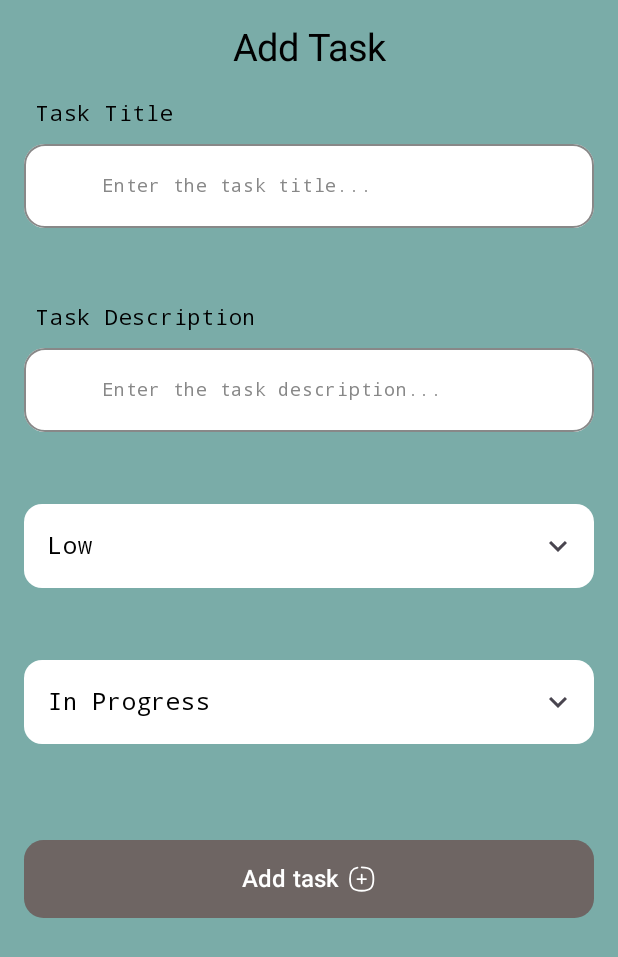
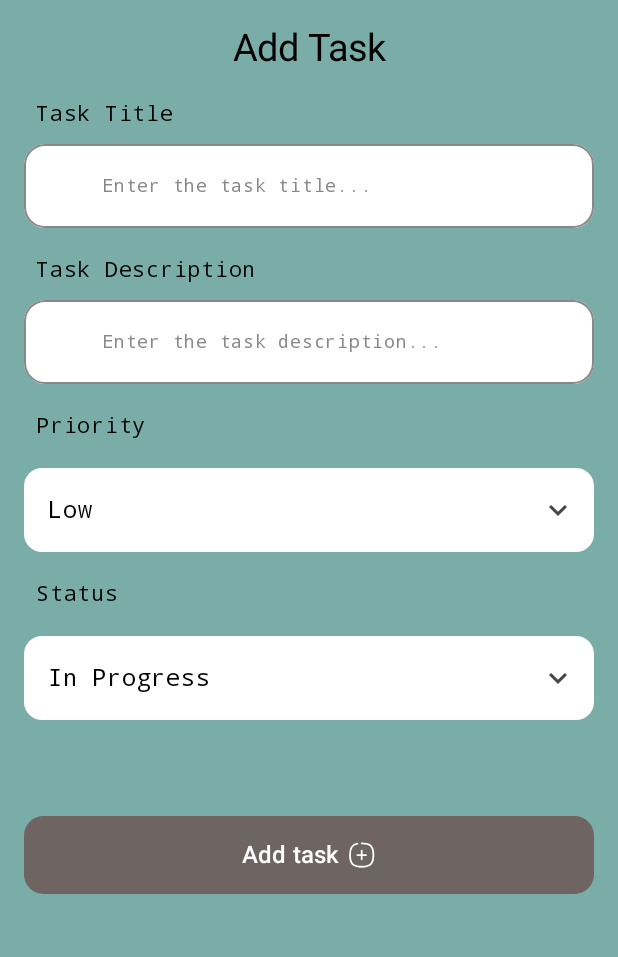
Before and after one commit to YoussefmSaber/PRODIGY_AD_02, an Android app built with Jetpack Compose: the screen it shows after launch (MainActivity), after a tap on "Added new Task", on a phone screen of 412 x 824 dp. Shown: the top 957 px of the screen. Run offline under Robolectric (Android 15) with nearby library versions, the light colour scheme and no system bars; our stand-ins replace Dagger/Hilt's generated code, Room's generated code.

Commit message:
Fixed if the user didn't chose a value it gives a weird behavior

```diff
--- a/app/src/main/java/com/saber/todoapp/presentation/screens/tasks/AddEditTaskScreen.kt
+++ b/app/src/main/java/com/saber/todoapp/presentation/screens/tasks/AddEditTaskScreen.kt
@@ -8,12 +8,16 @@ import androidx.compose.foundation.layout.fillMaxWidth
 import androidx.compose.foundation.layout.height
 import androidx.compose.foundation.layout.padding
 import androidx.compose.material3.Scaffold
+import androidx.compose.material3.Text
 import androidx.compose.runtime.Composable
 import androidx.compose.runtime.mutableStateOf
 import androidx.compose.runtime.remember
 import androidx.compose.ui.Modifier
+import androidx.compose.ui.graphics.Color.Companion.Black
+import androidx.compose.ui.text.font.FontWeight
 import androidx.compose.ui.tooling.preview.Preview
 import androidx.compose.ui.unit.dp
+import androidx.compose.ui.unit.sp
 import androidx.hilt.navigation.compose.hiltViewModel
 import com.saber.todoapp.data.data_source.db.Task
 import com.saber.todoapp.presentation.componants.CustomOutlinedTextField
@@ -33,8 +37,8 @@ fun AddEditTaskScreen(
 ) {
     val titleText = remember { mutableStateOf("") }
     val descriptionText = remember { mutableStateOf("") }
-    val priorityText = remember { mutableStateOf("") }
-    val statusText = remember { mutableStateOf("") }
+    val priorityText = remember { mutableStateOf("Low") }
+    val statusText = remember { mutableStateOf("In Progress") }
 
     Scaffold(containerColor = AppColors.Palette2,
         topBar = {
@@ -58,7 +62,6 @@ fun AddEditTaskScreen(
                     titleText.value = it
                 },
             )
-            Spacer(Modifier.height(16.dp))
             CustomOutlinedTextField(
                 label = "Task Description",
                 placeholder = "Enter the task description...",
@@ -69,14 +72,27 @@ fun AddEditTaskScreen(
                     descriptionText.value = it
                 },
             )
-            Spacer(Modifier.height(16.dp))
+            Text(
+                text = "Priority",
+                fontSize = 14.sp,
+                color = Black,
+                fontWeight = FontWeight.Normal,
+                modifier = Modifier.padding(start = 8.dp)
+            )
+
             PriorityDropDown(
                 modifier = Modifier.fillMaxWidth(),
                 getPriority = { priority ->
                     priorityText.value = priority
                 }
             )
-            Spacer(Modifier.height(16.dp))
+            Text(
+                text = "Status",
+                fontSize = 14.sp,
+                color = Black,
+                fontWeight = FontWeight.Normal,
+                modifier = Modifier.padding(start = 8.dp)
+            )
             StatusDropDown(modifier = Modifier.fillMaxWidth(),
                 getStatus = { status ->
                     statusText.value = status
```
